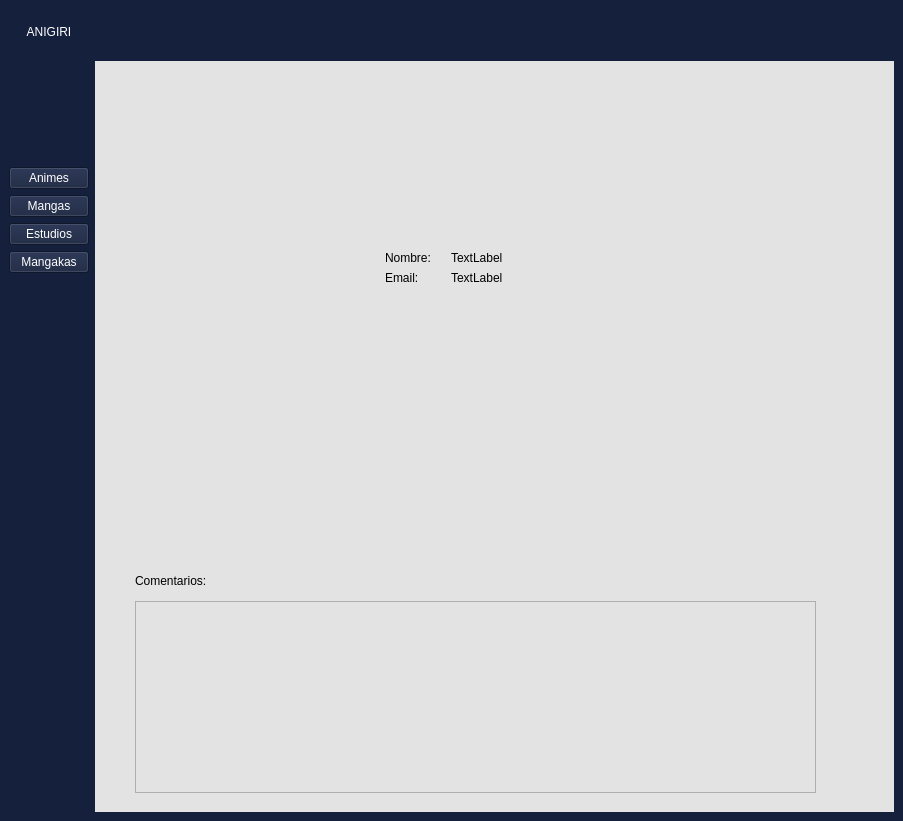
Before: the Qt Designer form Ui/userUi.ui in rmungar/PersistenciaDIN, drawn with Qt 5.
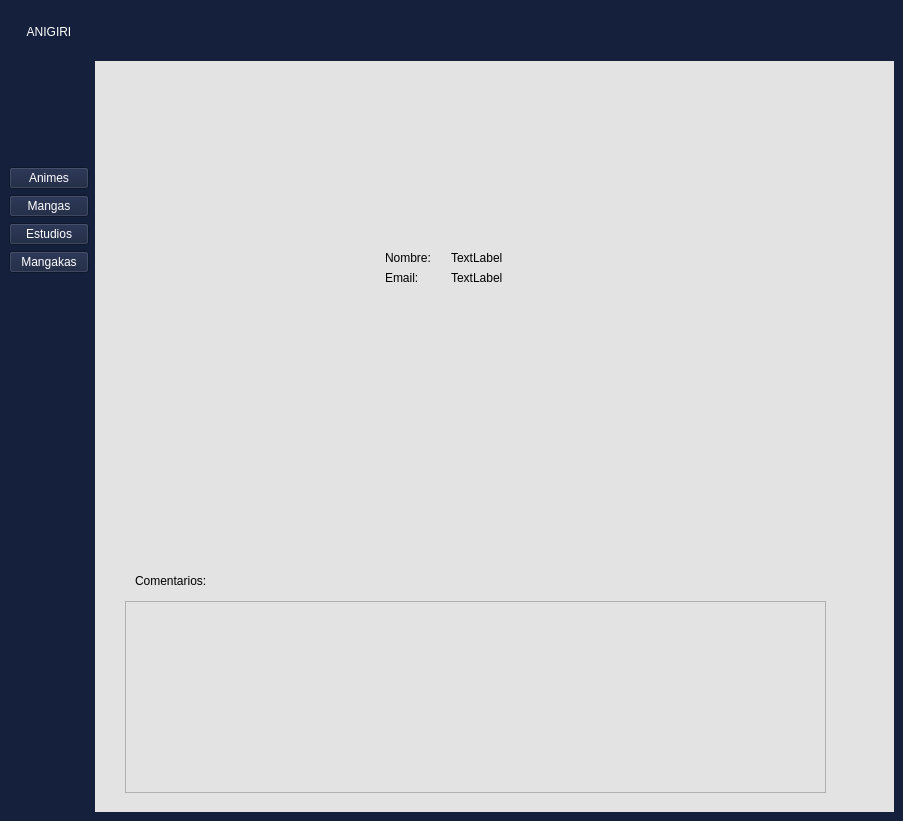
After: the same form once the commit is applied.

Commit message: Funcionan los comentarios

```diff
--- a/Ui/userUi.ui
+++ b/Ui/userUi.ui
@@ -151,16 +151,6 @@
           <string/>
          </property>
         </widget>
-        <widget class="QListView" name="comentariosList">
-         <property name="geometry">
-          <rect>
-           <x>40</x>
-           <y>540</y>
-           <width>681</width>
-           <height>192</height>
-          </rect>
-         </property>
-        </widget>
         <widget class="QLabel" name="label">
          <property name="geometry">
           <rect>
@@ -178,6 +168,16 @@
           <string>Comentarios:</string>
          </property>
         </widget>
+        <widget class="QListWidget" name="comentariosList">
+         <property name="geometry">
+          <rect>
+           <x>30</x>
+           <y>540</y>
+           <width>701</width>
+           <height>192</height>
+          </rect>
+         </property>
+        </widget>
        </widget>
       </item>
      </layout>
```
The commit also changes 5 other files.
